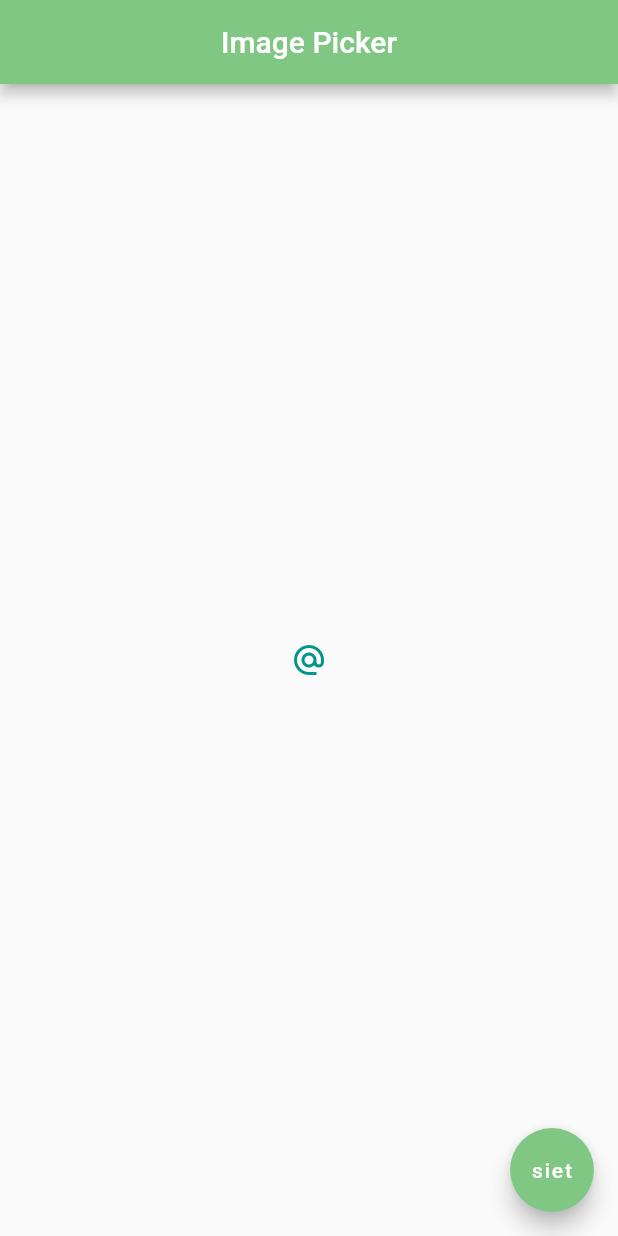
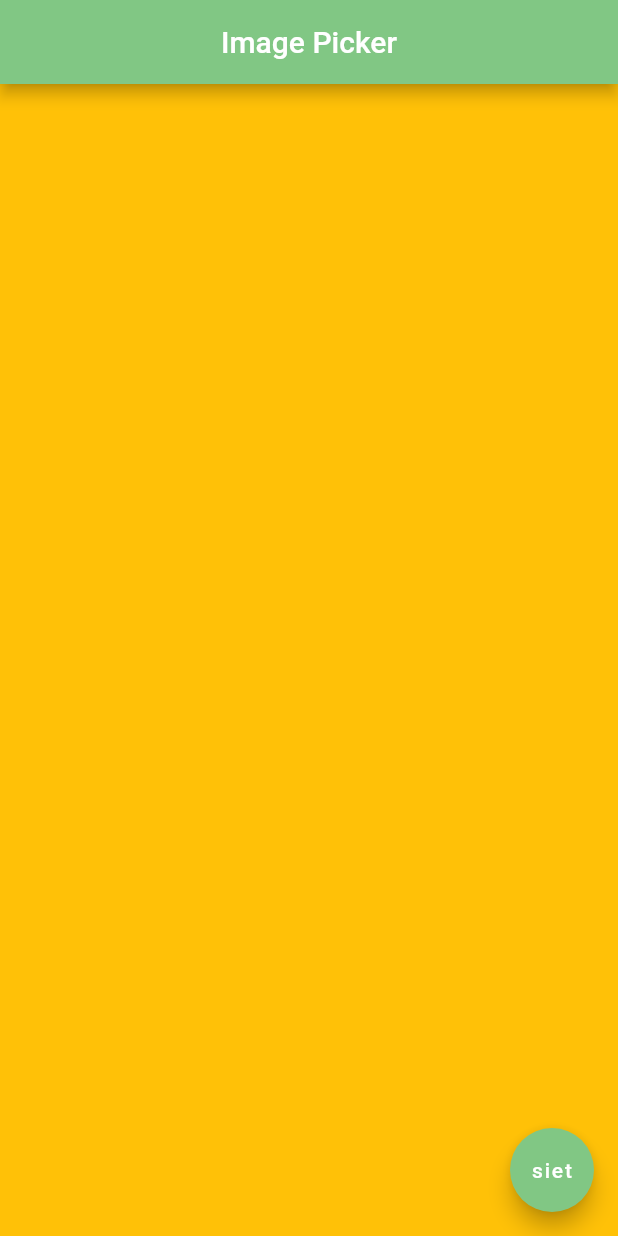
Before and after one commit to mwendwa99/flutter_app, a Flutter app: the screen it shows after launch, on a phone screen of 412 x 824 dp. Run offline on Flutter 3.47's test engine with Material 2 defaults, Android fonts, the phone set to English and light mode, and no system bars.

Commit message:
padding and container widgets

```diff
--- a/lib/main.dart
+++ b/lib/main.dart
@@ -1,5 +1,4 @@
 // ignore_for_file: prefer_const_constructors
-
 import 'package:flutter/material.dart';
 
 void main() {
@@ -32,14 +31,9 @@ class Home extends StatelessWidget {
         centerTitle: true,
         backgroundColor: Colors.green[300],
       ),
-      body: Center(
-          child: IconButton(
-        onPressed: () {
-          print('you clicked moi');
-        },
-        icon: Icon(Icons.alternate_email),
-        color: Colors.teal,
-      )),
+      body: Container(
+        color: Colors.amber,
+      ),
       floatingActionButton: FloatingActionButton(
         onPressed: () {},
         child: const Text('siet'),
```
